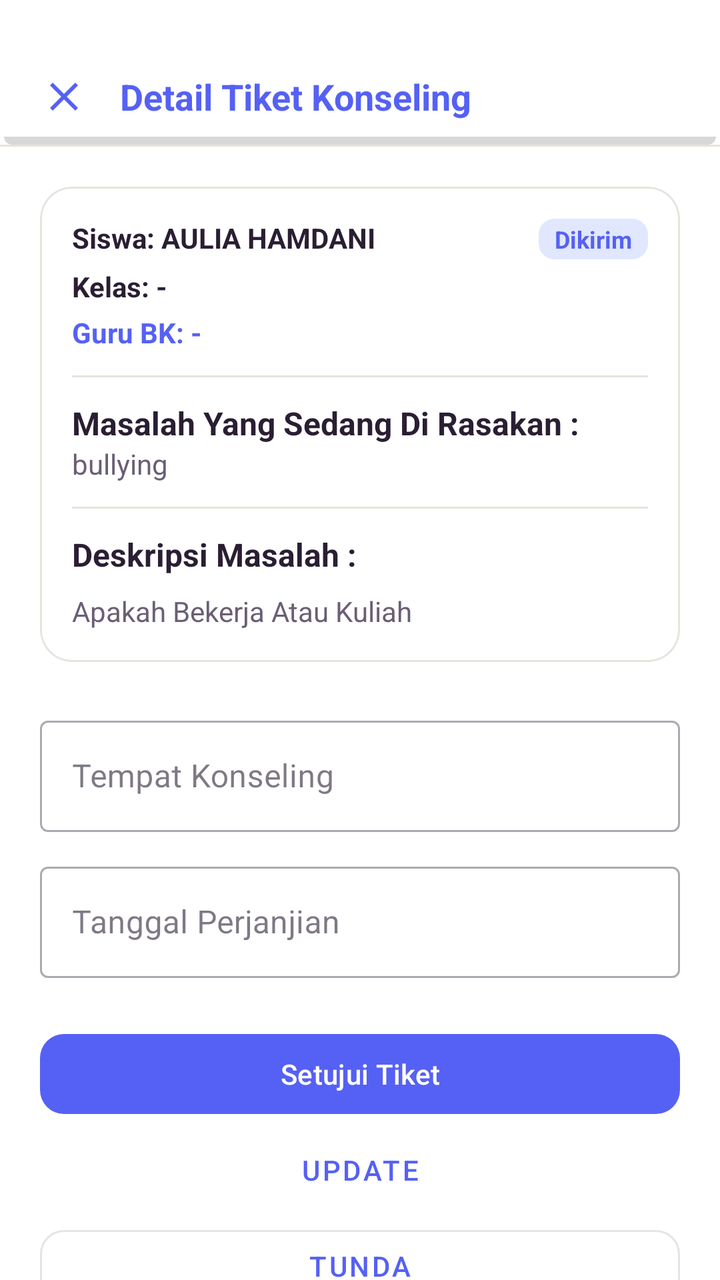
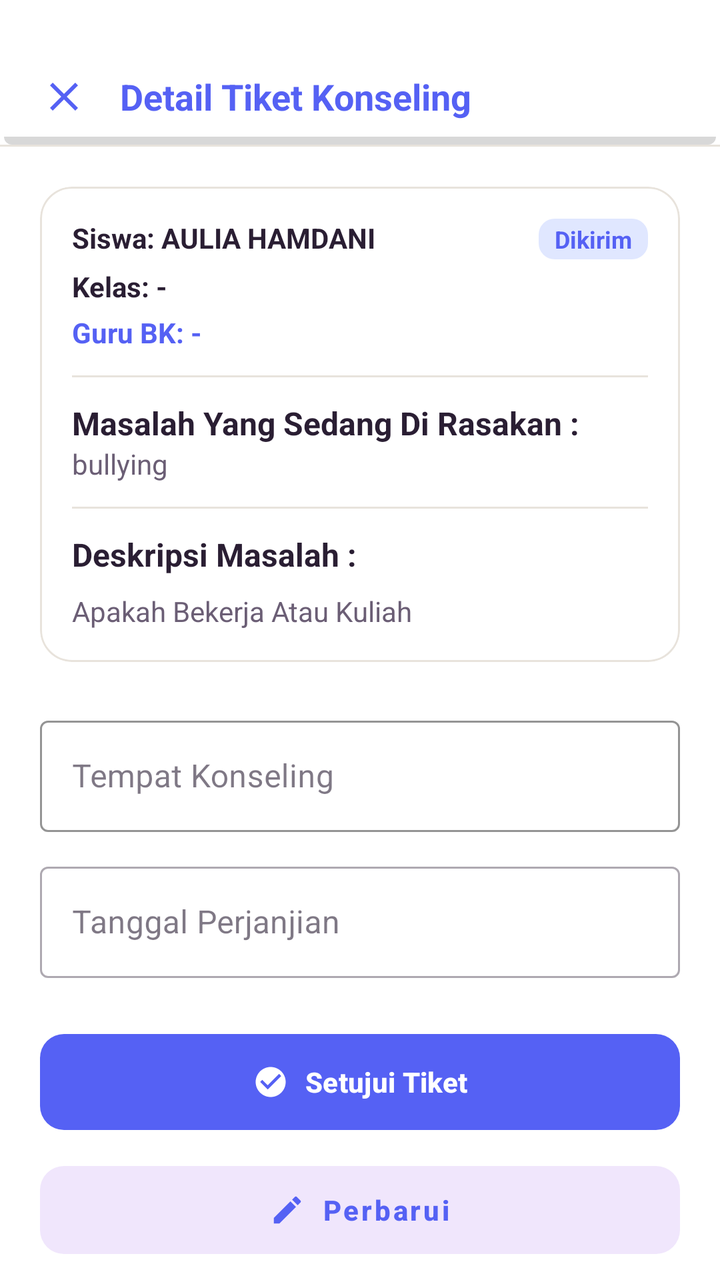

Screens rendered from an Android XML layout before and after an edit, with the pre-edit source and the edit as a unified diff.
<!-- AndroidManifest.xml: application theme Theme.BkNova -->
<!-- res/layout/fragment_detail_tiket.xml -->
<?xml version="1.0" encoding="utf-8"?>
<androidx.constraintlayout.widget.ConstraintLayout xmlns:android="http://schemas.android.com/apk/res/android"
    xmlns:app="http://schemas.android.com/apk/res-auto"
    android:layout_width="match_parent"
    android:layout_height="match_parent"
    android:background="@color/white">

    
    <androidx.constraintlayout.widget.ConstraintLayout
        android:id="@+id/header"
        android:layout_width="match_parent"
        android:layout_height="wrap_content"
        android:paddingTop="36dp"
        android:paddingBottom="12dp"
        android:paddingHorizontal="20dp"
        android:background="@drawable/bg_header"
        app:layout_constraintTop_toTopOf="parent">

        <ImageView
            android:id="@+id/btn_back_detail_tiket"
            android:layout_width="24dp"
            android:layout_height="24dp"
            android:src="@drawable/ic_close"
            app:layout_constraintBottom_toBottomOf="parent"
            app:layout_constraintStart_toStartOf="parent"
            app:layout_constraintTop_toTopOf="parent"
            app:tint="@color/brand_primary"
            android:clickable="true"
            android:focusable="true"
            android:background="?attr/selectableItemBackgroundBorderless" />

        <TextView
            android:layout_width="wrap_content"
            android:layout_height="wrap_content"
            android:layout_marginStart="16dp"
            android:text="Detail Tiket Konseling"
            android:textColor="@color/brand_primary"
            android:textSize="18sp"
            android:textStyle="bold"
            app:layout_constraintBottom_toBottomOf="parent"
            app:layout_constraintStart_toEndOf="@id/btn_back_detail_tiket"
            app:layout_constraintTop_toTopOf="parent" />

    </androidx.constraintlayout.widget.ConstraintLayout>

    <View
        android:id="@+id/divider_header"
        android:layout_width="match_parent"
        android:layout_height="1dp"
        android:background="@color/divider_color"
        app:layout_constraintTop_toBottomOf="@id/header" />

    <androidx.core.widget.NestedScrollView
        android:layout_width="match_parent"
        android:layout_height="0dp"
        android:fillViewport="true"
        app:layout_constraintBottom_toBottomOf="parent"
        app:layout_constraintTop_toBottomOf="@id/divider_header">

        <LinearLayout
            android:layout_width="match_parent"
            android:layout_height="wrap_content"
            android:orientation="vertical"
            android:padding="20dp">

            
            <com.google.android.material.card.MaterialCardView
                android:layout_width="match_parent"
                android:layout_height="wrap_content"
                app:cardCornerRadius="16dp"
                app:cardElevation="0dp"
                app:strokeWidth="1dp"
                app:strokeColor="@color/border_color">

                <LinearLayout
                    android:layout_width="match_parent"
                    android:layout_height="wrap_content"
                    android:orientation="vertical"
                    android:padding="16dp">

                    <RelativeLayout
                        android:layout_width="match_parent"
                        android:layout_height="wrap_content">

                        <TextView
                            android:id="@+id/tv_detail_siswa"
                            android:layout_width="wrap_content"
                            android:layout_height="wrap_content"
                            android:text="Siswa: AULIA HAMDANI"
                            android:textColor="@color/text_color_primary"
                            android:textStyle="bold" />

                        <TextView
                            android:id="@+id/tv_detail_status"
                            android:layout_width="wrap_content"
                            android:layout_height="wrap_content"
                            android:layout_alignParentEnd="true"
                            android:text="Dikirim"
                            android:textColor="@color/brand_primary"
                            android:background="@drawable/bg_status_dikirim"
                            android:paddingHorizontal="8dp"
                            android:paddingVertical="2dp"
                            android:textSize="12sp"
                            android:textStyle="bold" />
                    </RelativeLayout>

                    <TextView
                        android:id="@+id/tv_detail_kelas"
                        android:layout_width="wrap_content"
                        android:layout_height="wrap_content"
                        android:layout_marginTop="4dp"
                        android:textStyle="bold"
                        android:textColor="@color/text_color_primary"
                        android:text="Kelas: -" />

                    <TextView
                        android:id="@+id/tv_detail_bk"
                        android:layout_width="wrap_content"
                        android:layout_height="wrap_content"
                        android:layout_marginTop="4dp"
                        android:textStyle="bold"
                        android:textColor="@color/brand_primary"
                        android:text="Guru BK: -" />

                    <View
                        android:layout_width="match_parent"
                        android:layout_height="1dp"
                        android:background="@color/border_color"
                        android:layout_marginVertical="12dp" />

                    
                    <LinearLayout
                        android:id="@+id/layout_info_perjanjian"
                        android:layout_width="match_parent"
                        android:layout_height="wrap_content"
                        android:orientation="vertical"
                        android:visibility="gone">

                        <TextView
                            android:layout_width="wrap_content"
                            android:layout_height="wrap_content"
                            android:text="Informasi Pertemuan :"
                            android:textStyle="bold"
                            android:textColor="@color/text_color_primary"
                            android:textSize="14sp" />

                        <TextView
                            android:id="@+id/tv_detail_tempat"
                            android:layout_width="wrap_content"
                            android:layout_height="wrap_content"
                            android:layout_marginTop="4dp"
                            android:text="Tempat: -"
                            android:textColor="@color/text_color_secondary" />

                        <TextView
                            android:id="@+id/tv_detail_tanggal"
                            android:layout_width="wrap_content"
                            android:layout_height="wrap_content"
                            android:layout_marginTop="2dp"
                            android:text="Waktu: -"
                            android:textColor="@color/text_color_secondary" />

                        <View
                            android:layout_width="match_parent"
                            android:layout_height="1dp"
                            android:background="@color/border_color"
                            android:layout_marginVertical="12dp" />
                    </LinearLayout>

                    <TextView
                        android:layout_width="wrap_content"
                        android:layout_height="wrap_content"
                        android:textStyle="bold"
                        android:textSize="16sp"
                        android:textColor="@color/text_color_primary"
                        android:text="Masalah Yang Sedang Di Rasakan :"/>

                    <TextView
                        android:id="@+id/tv_detail_judul"
                        android:layout_width="wrap_content"
                        android:layout_height="wrap_content"
                        android:textColor="@color/text_color_secondary"
                        android:text="bullying"
                        android:textStyle="normal" />

                    <View
                        android:layout_width="match_parent"
                        android:layout_height="1dp"
                        android:background="@color/border_color"
                        android:layout_marginVertical="12dp" />

                    <TextView
                        android:layout_width="wrap_content"
                        android:layout_height="wrap_content"
                        android:textStyle="bold"
                        android:textColor="@color/text_color_primary"
                        android:text="Deskripsi Masalah :"
                        android:textSize="16sp"/>

                    <TextView
                        android:id="@+id/tv_detail_isi"
                        android:layout_width="wrap_content"
                        android:layout_height="wrap_content"
                        android:layout_marginTop="8dp"
                        android:textStyle="normal"
                        android:textColor="@color/text_color_secondary"
                        android:text="Apakah Bekerja Atau Kuliah" />

                </LinearLayout>
            </com.google.android.material.card.MaterialCardView>

            
            <LinearLayout
                android:id="@+id/layout_actions_bk"
                android:layout_width="match_parent"
                android:layout_height="wrap_content"
                android:orientation="vertical"
                android:layout_marginTop="24dp">

                <com.google.android.material.textfield.TextInputLayout
                    android:id="@+id/til_tempat"
                    android:layout_width="match_parent"
                    android:layout_height="wrap_content"
                    android:hint="Tempat Konseling"
                    style="@style/Widget.MaterialComponents.TextInputLayout.OutlinedBox">
                    <com.google.android.material.textfield.TextInputEditText
                        android:layout_width="match_parent"
                        android:layout_height="wrap_content" />
                </com.google.android.material.textfield.TextInputLayout>

                <com.google.android.material.textfield.TextInputLayout
                    android:id="@+id/til_tanggal"
                    android:layout_width="match_parent"
                    android:layout_height="wrap_content"
                    android:hint="Tanggal Perjanjian"
                    android:layout_marginTop="12dp"
                    style="@style/Widget.MaterialComponents.TextInputLayout.OutlinedBox">
                    <com.google.android.material.textfield.TextInputEditText
                        android:layout_width="match_parent"
                        android:layout_height="wrap_content"
                        android:focusable="false"
                        android:clickable="true" />
                </com.google.android.material.textfield.TextInputLayout>

                <com.google.android.material.button.MaterialButton
                    android:id="@+id/btn_setujui"
                    android:layout_width="match_parent"
                    android:layout_height="wrap_content"
                    android:text="Setujui Tiket"
                    android:layout_marginTop="24dp"
                    app:cornerRadius="12dp" />

                <com.google.android.material.button.MaterialButton
                    android:id="@+id/btn_update_lokasi"
                    android:layout_width="match_parent"
                    android:layout_height="wrap_content"
                    android:text="Update"
                    style="@style/Widget.MaterialComponents.Button.TextButton"
                    app:cornerRadius="12dp" />

                <com.google.android.material.button.MaterialButton
                    android:id="@+id/btn_tunda"
                    android:layout_width="match_parent"
                    android:layout_height="wrap_content"
                    android:text="Tunda"
                    style="@style/Widget.MaterialComponents.Button.OutlinedButton"
                    app:cornerRadius="12dp" />

                <LinearLayout
                    android:layout_width="match_parent"
                    android:layout_height="wrap_content"
                    android:orientation="horizontal"
                    android:layout_marginTop="8dp">

                    <com.google.android.material.button.MaterialButton
                        android:id="@+id/btn_selesai_bk"
                        android:layout_width="match_parent"
                        android:layout_height="wrap_content"
                        android:text="Selesaikan"
                        style="@style/Widget.MaterialComponents.Button.TextButton"
                        android:textColor="@color/green_text"
                        app:cornerRadius="12dp" />
                </LinearLayout>

                <com.google.android.material.button.MaterialButton
                    android:id="@+id/btn_hapus_riwayat_bk"
                    android:layout_width="match_parent"
                    android:layout_height="wrap_content"
                    android:text="Hapus Riwayat Tiket"
                    android:layout_marginTop="8dp"
                    style="@style/Widget.MaterialComponents.Button.OutlinedButton"
                    android:textColor="@color/red_text"
                    app:strokeColor="@color/red_text"
                    app:cornerRadius="12dp"
                    android:visibility="gone" />
            </LinearLayout>

            
            <LinearLayout
                android:id="@+id/layout_actions_siswa"
                android:layout_width="match_parent"
                android:layout_height="wrap_content"
                android:orientation="vertical"
                android:layout_marginTop="24dp"
                android:visibility="gone">

                <com.google.android.material.button.MaterialButton
                    android:id="@+id/btn_edit_siswa"
                    android:layout_width="match_parent"
                    android:layout_height="wrap_content"
                    android:text="Edit Masalah"
                    app:cornerRadius="12dp" />

                <com.google.android.material.button.MaterialButton
                    android:id="@+id/btn_hapus_siswa"
                    android:layout_width="match_parent"
                    android:layout_height="wrap_content"
                    android:text="Hapus Tiket"
                    android:layout_marginTop="8dp"
                    style="@style/Widget.MaterialComponents.Button.OutlinedButton"
                    android:textColor="@color/red_text"
                    app:strokeColor="@color/red_text"
                    app:cornerRadius="12dp" />
            </LinearLayout>

        </LinearLayout>
    </androidx.core.widget.NestedScrollView>

</androidx.constraintlayout.widget.ConstraintLayout>
<!-- resources referenced by this layout -->
<resources>
  <color name="border_color">#E8E3DC</color>
  <color name="brand_primary">#5561F4</color>
  <color name="divider_color">#E8E3DC</color>
  <color name="green_text">#059669</color>
  <color name="red_text">#DC2626</color>
  <color name="text_color_primary">#2A1E33</color>
  <color name="text_color_secondary">#6B5E75</color>
  <color name="white">#FFFFFFFF</color>
  <!-- drawable bg_header (drawable) -->
  <?xml version="1.0" encoding="utf-8"?>
  <layer-list xmlns:android="http://schemas.android.com/apk/res/android">
  
      
      <item
          android:left="2dp"
          android:right="2dp"
          android:top="4dp">
          <shape android:shape="rectangle">
              <solid android:color="#27000000"/>
              <corners android:radius="4dp" />
          </shape>
      </item>
  
      
      <item
          android:right="0dp"
          android:bottom="4dp">
          <shape android:shape="rectangle">
              <solid android:color="#FFFFFF" />
          </shape>
      </item>
  
  </layer-list>
  <!-- drawable bg_status_dikirim (drawable) -->
  <?xml version="1.0" encoding="utf-8"?>
  <shape xmlns:android="http://schemas.android.com/apk/res/android">
      <solid android:color="#E0E7FF" />
      <corners android:radius="8dp" />
  </shape>
  <!-- drawable ic_close (drawable) -->
  <vector xmlns:android="http://schemas.android.com/apk/res/android"
      android:width="24dp"
      android:height="24dp"
      android:viewportWidth="24"
      android:viewportHeight="24">
      <path
          android:fillColor="#FF000000"
          android:pathData="M19,6.41L17.59,5L12,10.59L6.41,5L5,6.41L10.59,12L5,17.59L6.41,19L12,13.41L17.59,19L19,17.59L13.41,12L19,6.41Z" />
  </vector>
  <style name="Theme.BkNova" parent="Base.Theme.BkNova" />
  <color name="brand_soft">#F0E6FC</color>
  <color name="accent_pink">#FF7FAF</color>
  <color name="accent_pink_soft">#FFECF3</color>
  <color name="accent_peach">#FFC6BF</color>
  <color name="accent_peach_soft">#FFE8E5</color>
  <color name="background_cream">#F8F7F2</color>
  <color name="red_light">#FEE2E2</color>
  <!-- unchanged entries left out for length: 1 -->
</resources>

<!-- the commit's change to res/layout/fragment_detail_tiket.xml (unified diff, before → after) -->
@@ -222,6 +222,7 @@
                     android:layout_width="match_parent"
                     android:layout_height="wrap_content"
                     android:hint="Tempat Konseling"
+                    app:boxStrokeColor="@color/brand_dark"
                     style="@style/Widget.MaterialComponents.TextInputLayout.OutlinedBox">
                     <com.google.android.material.textfield.TextInputEditText
                         android:layout_width="match_parent"
@@ -245,49 +246,71 @@
                 <com.google.android.material.button.MaterialButton
                     android:id="@+id/btn_setujui"
                     android:layout_width="match_parent"
-                    android:layout_height="wrap_content"
-                    android:text="Setujui Tiket"
+                    android:layout_height="56dp"
+                    android:text="@string/btn_setujui_tiket"
                     android:layout_marginTop="24dp"
+                    android:textAllCaps="false"
+                    android:textStyle="bold"
+                    app:icon="@drawable/ic_check_circle"
+                    app:iconGravity="textStart"
+                    app:iconPadding="8dp"
                     app:cornerRadius="12dp" />
 
                 <com.google.android.material.button.MaterialButton
                     android:id="@+id/btn_update_lokasi"
                     android:layout_width="match_parent"
-                    android:layout_height="wrap_content"
-                    android:text="Update"
-                    style="@style/Widget.MaterialComponents.Button.TextButton"
+                    android:layout_height="56dp"
+                    android:text="Perbarui"
+                    android:layout_marginTop="8dp"
+                    android:textAllCaps="false"
+                    android:textStyle="bold"
+                    style="@style/Widget.MaterialComponents.Button.UnelevatedButton"
+                    android:textColor="@color/brand_primary"
+                    app:backgroundTint="@color/brand_soft"
+                    app:icon="@drawable/ic_edit"
+                    app:iconGravity="textStart"
+                    app:iconPadding="8dp"
+                    app:iconTint="@color/brand_primary"
                     app:cornerRadius="12dp" />
 
                 <com.google.android.material.button.MaterialButton
                     android:id="@+id/btn_tunda"
                     android:layout_width="match_parent"
-                    android:layout_height="wrap_content"
-                    android:text="Tunda"
-                    style="@style/Widget.MaterialComponents.Button.OutlinedButton"
+                    android:layout_height="56dp"
+                    android:text="@string/btn_tunda_konseling"
+                    android:layout_marginTop="8dp"
+                    android:textAllCaps="false"
+                    android:textStyle="bold"
+                    style="@style/Widget.MaterialComponents.Button.UnelevatedButton"
+                    android:textColor="@color/accent_peach_text"
+                    app:backgroundTint="@color/accent_peach_soft"
                     app:cornerRadius="12dp" />
 
-                <LinearLayout
-                    android:layout_width="match_parent"
-                    android:layout_height="wrap_content"
-                    android:orientation="horizontal"
-                    android:layout_marginTop="8dp">
-
-                    <com.google.android.material.button.MaterialButton
-                        android:id="@+id/btn_selesai_bk"
-                        android:layout_width="match_parent"
-                        android:layout_height="wrap_content"
-                        android:text="Selesaikan"
-                        style="@style/Widget.MaterialComponents.Button.TextButton"
-                        android:textColor="@color/green_text"
-                        app:cornerRadius="12dp" />
-                </LinearLayout>
+                <com.google.android.material.button.MaterialButton
+                    android:id="@+id/btn_selesai_bk"
+                    android:layout_width="match_parent"
+                    android:layout_height="56dp"
+                    android:text="@string/btn_selesaikan_tiket"
+                    android:layout_marginTop="8dp"
+                    android:textAllCaps="false"
+                    android:textStyle="bold"
+                    style="@style/Widget.MaterialComponents.Button.UnelevatedButton"
+                    android:textColor="@color/green_text"
+                    app:backgroundTint="@color/green_light"
+                    app:icon="@drawable/ic_check_circle"
+                    app:iconGravity="textStart"
+                    app:iconPadding="8dp"
+                    app:iconTint="@color/green_text"
+                    app:cornerRadius="12dp" />
 
                 <com.google.android.material.button.MaterialButton
                     android:id="@+id/btn_hapus_riwayat_bk"
                     android:layout_width="match_parent"
-                    android:layout_height="wrap_content"
-                    android:text="Hapus Riwayat Tiket"
-                    android:layout_marginTop="8dp"
+                    android:layout_height="56dp"
+                    android:text="@string/btn_hapus_riwayat"
+                    android:layout_marginTop="8dp"
+                    android:textAllCaps="false"
+                    android:textStyle="bold"
                     style="@style/Widget.MaterialComponents.Button.OutlinedButton"
                     android:textColor="@color/red_text"
                     app:strokeColor="@color/red_text"
@@ -307,20 +330,27 @@
                 <com.google.android.material.button.MaterialButton
                     android:id="@+id/btn_edit_siswa"
                     android:layout_width="match_parent"
-                    android:layout_height="wrap_content"
-                    android:text="Edit Masalah"
-                    app:cornerRadius="12dp" />
+                    android:layout_height="56dp"
+                    android:text="@string/btn_edit_masalah"
+                    android:textAllCaps="false"
+                    android:textStyle="bold"
+                    app:icon="@drawable/ic_edit"
+                    app:iconGravity="textStart"
+                    app:iconPadding="8dp"
+                    app:cornerRadius="16dp" />
 
                 <com.google.android.material.button.MaterialButton
                     android:id="@+id/btn_hapus_siswa"
                     android:layout_width="match_parent"
-                    android:layout_height="wrap_content"
-                    android:text="Hapus Tiket"
-                    android:layout_marginTop="8dp"
+                    android:layout_height="56dp"
+                    android:text="@string/btn_hapus_tiket"
+                    android:layout_marginTop="8dp"
+                    android:textAllCaps="false"
+                    android:textStyle="bold"
                     style="@style/Widget.MaterialComponents.Button.OutlinedButton"
                     android:textColor="@color/red_text"
                     app:strokeColor="@color/red_text"
-                    app:cornerRadius="12dp" />
+                    app:cornerRadius="16dp" />
             </LinearLayout>
 
         </LinearLayout>
<!-- resource entries referenced after the edit -->
@@ -1,8 +1,10 @@
 <!-- resources referenced by this layout -->
 <resources>
   <color name="border_color">#E8E3DC</color>
+  <color name="brand_dark">#6929BB</color>
   <color name="brand_primary">#5561F4</color>
   <color name="divider_color">#E8E3DC</color>
+  <color name="green_light">#D1FAE5</color>
   <color name="green_text">#059669</color>
   <color name="red_text">#DC2626</color>
   <color name="text_color_primary">#2A1E33</color>
@@ -39,6 +41,16 @@
       <solid android:color="#E0E7FF" />
       <corners android:radius="8dp" />
   </shape>
+  <!-- drawable ic_check_circle (drawable) -->
+  <vector xmlns:android="http://schemas.android.com/apk/res/android"
+      android:width="24dp"
+      android:height="24dp"
+      android:viewportWidth="24"
+      android:viewportHeight="24">
+      <path
+          android:fillColor="#FFFFFF"
+          android:pathData="M12,2C6.48,2 2,6.48 2,12s4.48,10 10,10 10,-4.48 10,-10S17.52,2 12,2zM10,17l-5,-5l1.41,-1.41L10,14.17l7.59,-7.59L19,8l-9,9z"/>
+  </vector>
   <!-- drawable ic_close (drawable) -->
   <vector xmlns:android="http://schemas.android.com/apk/res/android"
       android:width="24dp"
@@ -49,12 +61,29 @@
           android:fillColor="#FF000000"
           android:pathData="M19,6.41L17.59,5L12,10.59L6.41,5L5,6.41L10.59,12L5,17.59L6.41,19L12,13.41L17.59,19L19,17.59L13.41,12L19,6.41Z" />
   </vector>
+  <!-- drawable ic_edit (drawable) -->
+  <vector xmlns:android="http://schemas.android.com/apk/res/android"
+      android:width="24dp"
+      android:height="24dp"
+      android:viewportWidth="24"
+      android:viewportHeight="24">
+      <path
+          android:fillColor="#000000"
+          android:pathData="M3,17.25V21h3.75L17.81,9.94l-3.75,-3.75L3,17.25zM20.71,7.04c0.39,-0.39 0.39,-1.02 0,-1.41l-2.34,-2.34c-0.39,-0.39 -1.02,-0.39 -1.41,0l-1.83,1.83l3.75,3.75L20.71,7.04z"/>
+  </vector>
+  <string name="btn_edit_masalah">Edit Masalah</string>
+  <string name="btn_hapus_riwayat">Hapus Riwayat Tiket</string>
+  <string name="btn_hapus_tiket">Hapus Tiket</string>
+  <string name="btn_selesaikan_tiket">Selesaikan Tiket</string>
+  <string name="btn_setujui_tiket">Setujui Tiket</string>
+  <string name="btn_tunda_konseling">Tunda Konseling</string>
   <style name="Theme.BkNova" parent="Base.Theme.BkNova" />
   <color name="brand_soft">#F0E6FC</color>
   <color name="accent_pink">#FF7FAF</color>
   <color name="accent_pink_soft">#FFECF3</color>
   <color name="accent_peach">#FFC6BF</color>
   <color name="accent_peach_soft">#FFE8E5</color>
+  <color name="accent_peach_text">#B4453A</color>
   <color name="background_cream">#F8F7F2</color>
   <color name="red_light">#FEE2E2</color>
   <!-- unchanged entries left out for length: 1 -->
